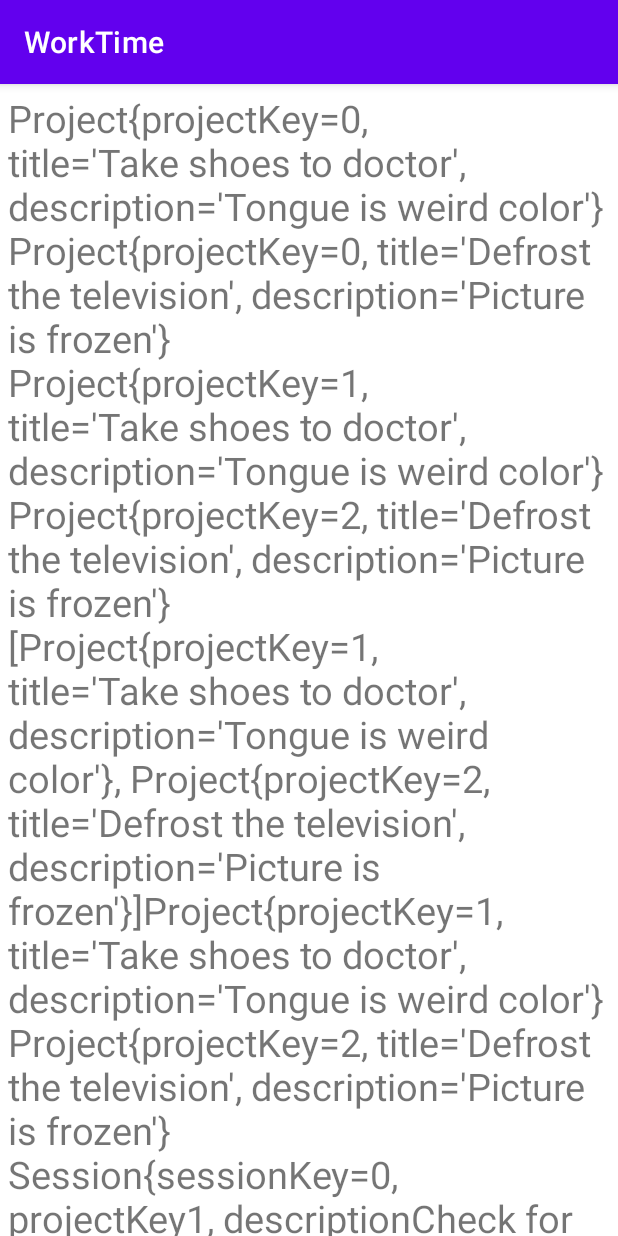
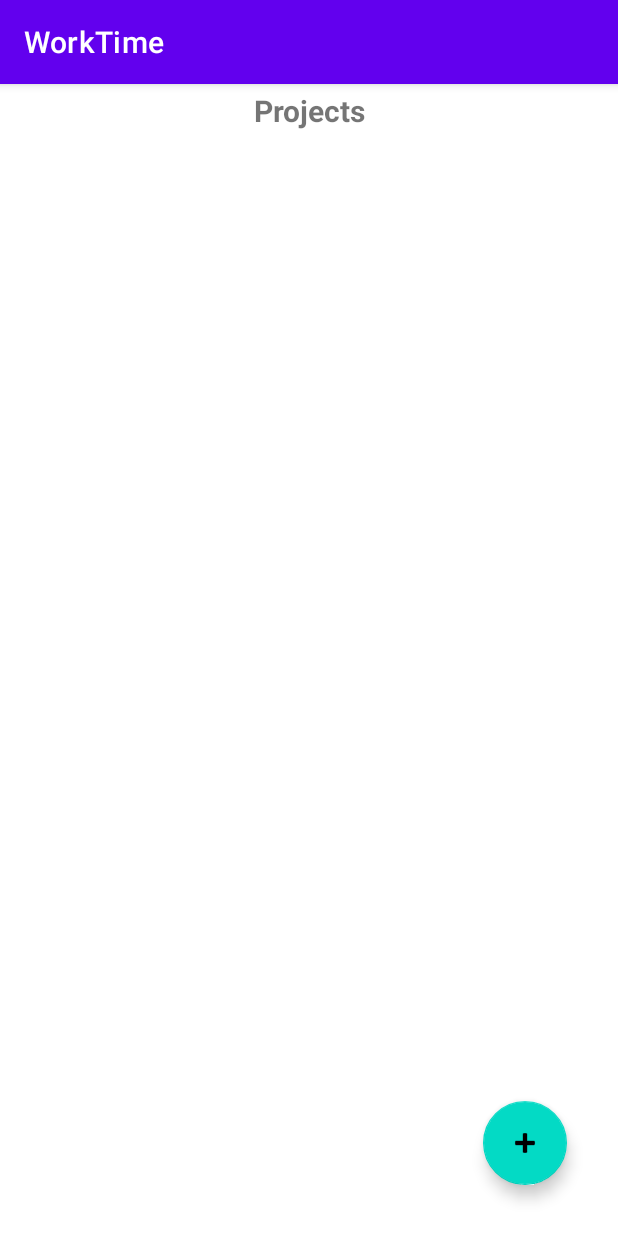
Before and after one commit to JacobTapp23/CIT-360, an Android app: the screen it shows after launch (MainActivity), on a phone screen of 412 x 824 dp. Run offline under Robolectric (Android 15) with nearby library versions, the phone set to English and light mode, and no system bars.

Commit message:
Assignment Basic User Interface

```diff
--- a/WorkTime/app/build.gradle
+++ b/WorkTime/app/build.gradle
@@ -39,4 +39,8 @@ dependencies {
     testImplementation 'junit:junit:4.13.2'
     androidTestImplementation 'androidx.test.ext:junit:1.1.2'
     androidTestImplementation 'androidx.test.espresso:espresso-core:3.3.0'
+
+    implementation 'androidx.fragment:fragment:1.3.3'
+    implementation 'com.google.android.material:material:1.3.0'
+    implementation 'androidx.recyclerview:recyclerview:1.2.0'
 }
--- a/WorkTime/app/src/main/AndroidManifest.xml
+++ b/WorkTime/app/src/main/AndroidManifest.xml
@@ -9,7 +9,7 @@
         android:roundIcon="@mipmap/ic_launcher_round"
         android:supportsRtl="true"
         android:theme="@style/Theme.WorkTime">
-        <activity android:name=".MainActivity">
+        <activity android:name=".controller.MainActivity">
             <intent-filter>
                 <action android:name="android.intent.action.MAIN" />
 
--- a/WorkTime/app/src/main/java/edu/byui/cit/worktime/MainActivity.java
+++ /dev/null
@@ -1,135 +0,0 @@
-package edu.byui.cit.worktime;
-
-import android.app.Activity;
-import android.content.Context;
-import android.os.Bundle;
-import android.util.Log;
-import android.widget.TextView;
-
-import androidx.appcompat.app.AppCompatActivity;
-
-import java.io.OutputStream;
-import java.io.PrintStream;
-import java.util.Date;
-import java.util.List;
-
-import edu.byui.cit.worktime.model.AppDatabase;
-import edu.byui.cit.worktime.model.Project;
-import edu.byui.cit.worktime.model.ProjectDAO;
-import edu.byui.cit.worktime.model.Session;
-import edu.byui.cit.worktime.model.SessionDao;
-
-
-/**
- * A simple activity that contains a single TextView and enables plain old
- * Java applications that write to the console to work in an Android app.
- */
-public class MainActivity extends AppCompatActivity {
-	public static final String TAG = "Console";
-
-	@Override
-	protected void onCreate(Bundle savedInstanceState) {
-		try {
-			super.onCreate(savedInstanceState);
-			setContentView(R.layout.activity_main);
-
-			// Find the TextView and change System.out
-			// so that it will print to the TextView.
-			TextView console = findViewById(R.id.console);
-			System.setOut(new PrintStream(new TextViewWriter(console)));
-		}
-		catch (Exception ex) {
-			Log.e(TAG, ex.getMessage(), ex);
-		}
-	}
-
-	private static final class TextViewWriter extends OutputStream {
-		private final StringBuilder buffer;
-		private final TextView console;
-
-		TextViewWriter(TextView console) {
-			this.buffer = new StringBuilder();
-			this.console = console;
-		}
-
-		// Write a single byte to the console TextView.
-		@Override
-		public void write(int b) {
-			buffer.append(b);
-			console.setText(buffer);
-		}
-
-		// Write an array of bytes to the console TextView.
-		@Override
-		public void write(byte[] b, int offs, int len) {
-			buffer.append(new String(b, offs, len));
-			console.setText(buffer);
-		}
-	}
-
-
-	@Override
-	protected void onStart() {
-		try {
-			super.onStart();
-			main();
-		}
-		catch (Exception ex) {
-			Log.e(TAG, ex.getMessage(), ex);
-		}
-	}
-
-	private void main() {
-		/* Write your code in this function as if this function were
-		 * public static void main(String[] args)
-		 */
-		Project proj1 = new Project( "Take shoes to doctor", "Tongue is weird color");
-		Project proj2 = new Project( "Defrost the television", "Picture is frozen");
-		System.out.println(proj1.toString());
-		System.out.println(proj2.toString());
-		//Get the application context so that we can use it to connect to the database.
-		Context appCtx = getApplicationContext();
-		// Connect to the database
-		AppDatabase db = AppDatabase.getInstance(appCtx);
-
-		//Get the project data access object ProjectDAO
-		ProjectDAO pdao = db.getProjectDAO();
-
-		pdao.deleteAll();
-
-		pdao.insert(proj1);
-		pdao.insert(proj2);
-
-		System.out.println(proj1.toString());
-		System.out.println(proj2.toString());
-
-
-
-	 	List<Project> allProjects = pdao.getAll();
-	 	System.out.print(allProjects);
-
-		 Date start1 = new Date(2021, 4, 23, 10,30);
-		 Date end1 = new Date(2021, 4, 23, 12, 30);
-		 Session s1 = new Session( proj1.getProjectKey(), "Check for weird odor",
-		 start1, end1);
-		 Session s2 = new Session( proj2.getProjectKey(), "Use remote control to turn up volume",
-		 		start1, end1);
-		 Session s3 = new Session( proj1.getProjectKey(), "Try to determine the 'sole' symptom",
-		 		start1, end1);
-		 System.out.println(proj1);
-		 System.out.println(proj2);
-		 System.out.println(s1);
-		 System.out.println(s2);
-		 System.out.println(s3);
-
-		SessionDao sdao = db.getSessionDAO();
-		sdao.deleteAll();
-
-		sdao.insert(s1);
-		sdao.insert(s2);
-		sdao.insert(s3);
-
-	}
-
-
-}
--- /dev/null
+++ b/WorkTime/app/src/main/java/edu/byui/cit/worktime/controller/MainActivity.java
@@ -0,0 +1,36 @@
+package edu.byui.cit.worktime.controller;
+
+import androidx.fragment.app.Fragment;
+import androidx.fragment.app.FragmentTransaction;
+import androidx.appcompat.app.AppCompatActivity;
+import android.os.Bundle;
+
+import android.util.Log;
+
+import edu.byui.cit.worktime.R;
+
+
+public final class MainActivity extends AppCompatActivity {
+	public static final String TAG = "WorkTime";
+
+	@Override
+	protected void onCreate(Bundle savedInstState) {
+		try {
+			super.onCreate(savedInstState);
+			setContentView(R.layout.activity_main);
+
+			if (savedInstState == null) {
+				// Create the main fragment and place it
+				// as the first fragment in this activity.
+				Fragment frag = new MainFrag();
+				FragmentTransaction trans =
+						getSupportFragmentManager().beginTransaction();
+				trans.add(R.id.fragContainer, frag);
+				trans.commit();
+			}
+		}
+		catch (Exception ex) {
+			Log.e(TAG, ex.toString());
+		}
+	}
+}
--- /dev/null
+++ b/WorkTime/app/src/main/java/edu/byui/cit/worktime/controller/MainFrag.java
@@ -0,0 +1,50 @@
+package edu.byui.cit.worktime.controller;
+
+import android.content.Context;
+import android.os.Bundle;
+import androidx.annotation.NonNull;
+import androidx.fragment.app.Fragment;
+import androidx.fragment.app.FragmentTransaction;
+import android.util.Log;
+import android.view.LayoutInflater;
+import android.view.View;
+import android.view.ViewGroup;
+import android.widget.Toast;
+
+import com.google.android.material.floatingactionbutton.FloatingActionButton;
+
+import edu.byui.cit.worktime.R;
+
+
+public final class MainFrag extends Fragment {
+
+    @Override
+    public View onCreateView(@NonNull LayoutInflater inflater,
+                             ViewGroup container, Bundle savedInstState) {
+        View view = null;
+        try {
+            super.onCreateView(inflater, container, savedInstState);
+
+            // Load the xml file that corresponds to this Java file.
+            view = inflater.inflate(R.layout.frag_main, container, false);
+
+            // Get the floating action button and add a function to it.
+            FloatingActionButton fabAddProject = view.findViewById(R.id.fabAddProject);
+            fabAddProject.setOnClickListener(new HandleFABClick());
+        }
+        catch (Exception ex) {
+            Log.e(MainActivity.TAG, ex.toString());
+        }
+        return view;
+    }
+
+    private class HandleFABClick implements View.OnClickListener {
+
+        @Override
+        public void onClick(View v) {
+            Context ctx = getActivity();
+            Toast.makeText(ctx, "FAB Clicked!", Toast.LENGTH_LONG).show();
+        }
+    }
+
+}
--- /dev/null
+++ b/WorkTime/app/src/main/java/edu/byui/cit/worktime/controller/ProjectAdapter.java
@@ -0,0 +1,4 @@
+package edu.byui.cit.worktime.controller;
+
+public class ProjectAdapter {
+}
--- a/WorkTime/app/src/main/res/layout/activity_main.xml
+++ b/WorkTime/app/src/main/res/layout/activity_main.xml
@@ -1,20 +1,14 @@
 <?xml version="1.0" encoding="utf-8"?>
-<ScrollView
+<LinearLayout
 	xmlns:android="http://schemas.android.com/apk/res/android"
-	xmlns:tools="http://schemas.android.com/tools"
 	android:layout_width="match_parent"
 	android:layout_height="match_parent"
-	tools:context=".MainActivity">
+	android:orientation="vertical">
 
+	<!-- Container for the app's main content. -->
 	<FrameLayout
+		android:id="@+id/fragContainer"
 		android:layout_width="match_parent"
-		android:layout_height="wrap_content"
-		android:layout_margin="5dp">
-
-		<TextView
-			android:id="@+id/console"
-			android:layout_width="wrap_content"
-			android:layout_height="wrap_content"
-			android:textSize="25sp"/>
-	</FrameLayout>
-</ScrollView>
+		android:layout_height="match_parent"
+		android:layout_margin="4dp"/>
+</LinearLayout>
--- /dev/null
+++ b/WorkTime/app/src/main/res/layout/frag_main.xml
@@ -0,0 +1,41 @@
+<?xml version="1.0" encoding="utf-8"?>
+<androidx.coordinatorlayout.widget.CoordinatorLayout
+    xmlns:app="http://schemas.android.com/apk/res-auto"
+    xmlns:android="http://schemas.android.com/apk/res/android"
+    android:layout_width="match_parent"
+    android:layout_height="match_parent"
+    android:orientation="vertical">
+
+    <LinearLayout
+        android:layout_width="match_parent"
+        android:layout_height="match_parent"
+        android:orientation="vertical">
+
+        <TextView
+            android:id="@+id/textView"
+            android:layout_width="match_parent"
+            android:layout_height="wrap_content"
+            android:gravity="center"
+            android:textSize="20sp"
+            android:textStyle="bold"
+            android:text="@string/projects" />
+
+        <androidx.recyclerview.widget.RecyclerView
+            android:layout_width="match_parent"
+            android:layout_height="match_parent" />
+    </LinearLayout>
+
+
+    <com.google.android.material.floatingactionbutton.FloatingActionButton
+        android:id="@+id/fabAddProject"
+        android:layout_width="match_parent"
+        android:layout_height="wrap_content"
+        android:clickable="true"
+        android:layout_marginBottom="30sp"
+        android:layout_marginEnd="30sp"
+        android:layout_gravity="bottom|end"
+        android:src="@android:drawable/ic_input_add"
+        android:contentDescription="@string/addProject" />
+
+
+    </androidx.coordinatorlayout.widget.CoordinatorLayout>
```
Also changed, not shown: WorkTime/app/src/main/java/edu/byui/cit/worktime/controller/AddProjectFrag.java (added, +7 -0 lines), WorkTime/app/src/main/res/layout/frag_add_project.xml (added, +62 -0 lines), WorkTime/app/src/main/res/layout/item_project.xml (added, +27 -0 lines), WorkTime/app/src/main/res/values/strings.xml (+11 -0 lines).
